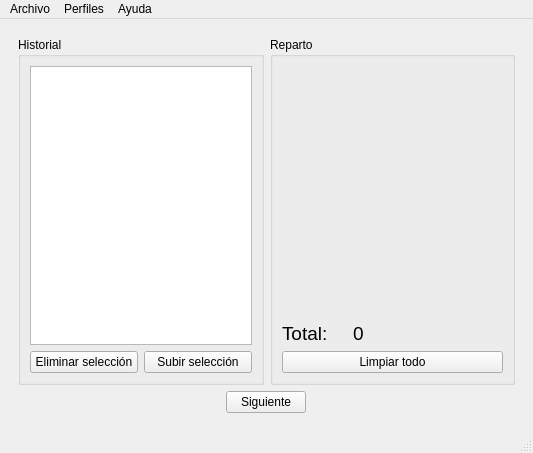
First picture: the form in mainwindow.ui, repository RafaelGC/EasyReceipt, before the edit.
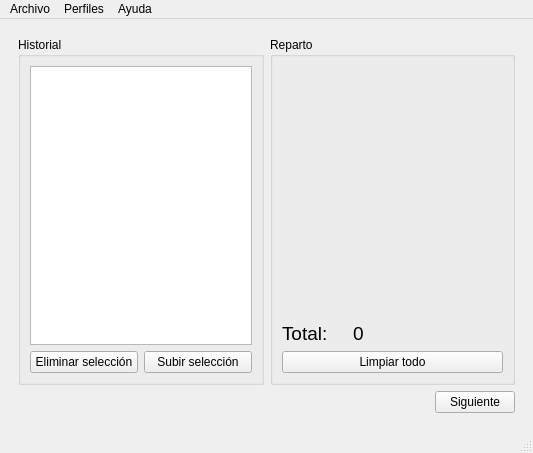
Second picture: the form after the edit.

Diff of the .ui file:
```diff
--- a/mainwindow.ui
+++ b/mainwindow.ui
@@ -172,6 +172,19 @@
         </item>
         <item>
          <layout class="QHBoxLayout" name="horizontalLayout_3">
+          <item>
+           <spacer name="horizontalSpacer">
+            <property name="orientation">
+             <enum>Qt::Horizontal</enum>
+            </property>
+            <property name="sizeHint" stdset="0">
+             <size>
+              <width>40</width>
+              <height>20</height>
+             </size>
+            </property>
+           </spacer>
+          </item>
           <item>
            <widget class="QPushButton" name="next">
             <property name="sizePolicy">
```
